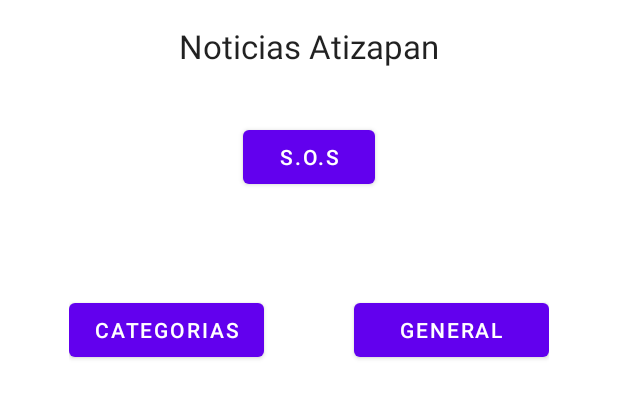
After one commit to a01752023j/ProyectoAplicacion, an Android app: the layout general.xml on its own in the app's theme, with its tools: preview values and no code run, on a phone screen of 412 x 824 dp. The commit adds this screen. Shown: the top 398 px of the screen. Run offline under Robolectric (Android 15) with nearby library versions, the phone set to English and light mode, and no system bars.

Commit message:
El repositorio avanzado

```diff
--- /dev/null
+++ b/app/src/main/res/layout/general.xml
@@ -0,0 +1,69 @@
+<?xml version="1.0" encoding="utf-8"?>
+<androidx.constraintlayout.widget.ConstraintLayout xmlns:android="http://schemas.android.com/apk/res/android"
+    xmlns:app="http://schemas.android.com/apk/res-auto"
+    xmlns:tools="http://schemas.android.com/tools"
+    android:layout_width="match_parent"
+    android:layout_height="match_parent">
+
+    <TextView
+        android:id="@+id/textView"
+        android:layout_width="wrap_content"
+        android:layout_height="wrap_content"
+        android:layout_marginTop="16dp"
+        android:text="Noticias Atizapan"
+        android:textAppearance="@style/TextAppearance.AppCompat.Large"
+        app:layout_constraintEnd_toEndOf="parent"
+        app:layout_constraintStart_toStartOf="parent"
+        app:layout_constraintTop_toTopOf="parent" />
+
+    <Button
+        android:id="@+id/btnSOS"
+        android:layout_width="wrap_content"
+        android:layout_height="wrap_content"
+        android:layout_marginTop="35dp"
+        android:text="S.O.S"
+        app:layout_constraintEnd_toEndOf="parent"
+        app:layout_constraintStart_toStartOf="parent"
+        app:layout_constraintTop_toBottomOf="@+id/textView" />
+
+    <LinearLayout
+        android:id="@+id/linearLayout"
+        android:layout_width="wrap_content"
+        android:layout_height="wrap_content"
+        android:layout_marginBottom="430dp"
+        android:gravity="center"
+        android:orientation="horizontal"
+        app:layout_constraintBottom_toBottomOf="parent"
+        app:layout_constraintEnd_toEndOf="parent"
+        app:layout_constraintStart_toStartOf="parent"
+        app:layout_constraintTop_toBottomOf="@+id/textView">
+
+        <Button
+            android:id="@+id/btnCategorias"
+            android:layout_width="130dp"
+            android:layout_height="wrap_content"
+            android:layout_weight="1"
+            android:text="Categorias" />
+
+        <Space
+            android:layout_width="60dp"
+            android:layout_height="wrap_content"
+            android:layout_weight="1" />
+
+        <Button
+            android:id="@+id/btnGeneral"
+            android:layout_width="130dp"
+            android:layout_height="wrap_content"
+            android:layout_weight="1"
+            android:text="General" />
+    </LinearLayout>
+
+    <androidx.recyclerview.widget.RecyclerView
+        android:layout_width="340dp"
+        android:layout_height="494dp"
+        app:layout_constraintEnd_toEndOf="parent"
+        app:layout_constraintHorizontal_bias="0.492"
+        app:layout_constraintStart_toStartOf="parent"
+        app:layout_constraintTop_toBottomOf="@+id/linearLayout" />
+
+</androidx.constraintlayout.widget.ConstraintLayout>
```
Also changed, not shown: app/build.gradle (+8 -0 lines), app/src/main/java/mx/itesm/ajrv/proyecto/MainActivity.kt (+12 -1 lines), app/src/main/java/mx/itesm/ajrv/proyecto/Noticia.kt (added, +8 -0 lines), app/src/main/java/mx/itesm/ajrv/proyecto/general.kt (added, +9 -0 lines), app/src/main/res/layout/renglon_noticia.xml (added, +43 -0 lines), app/src/main/res/drawable/download.png (added), 1 other file.
